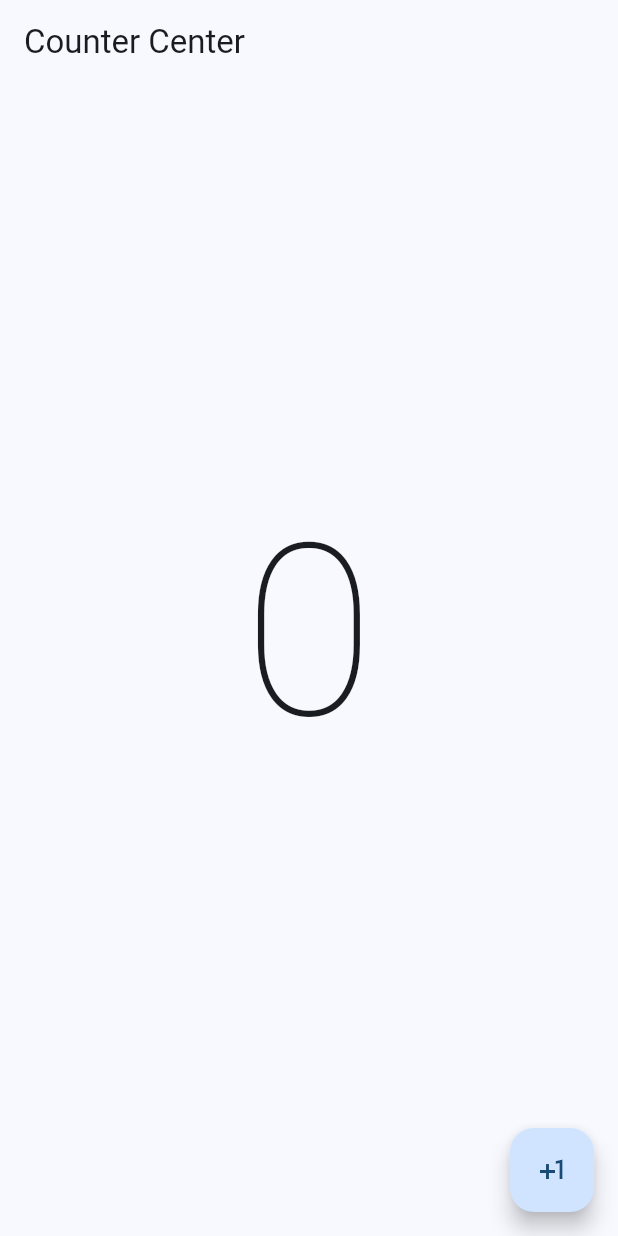
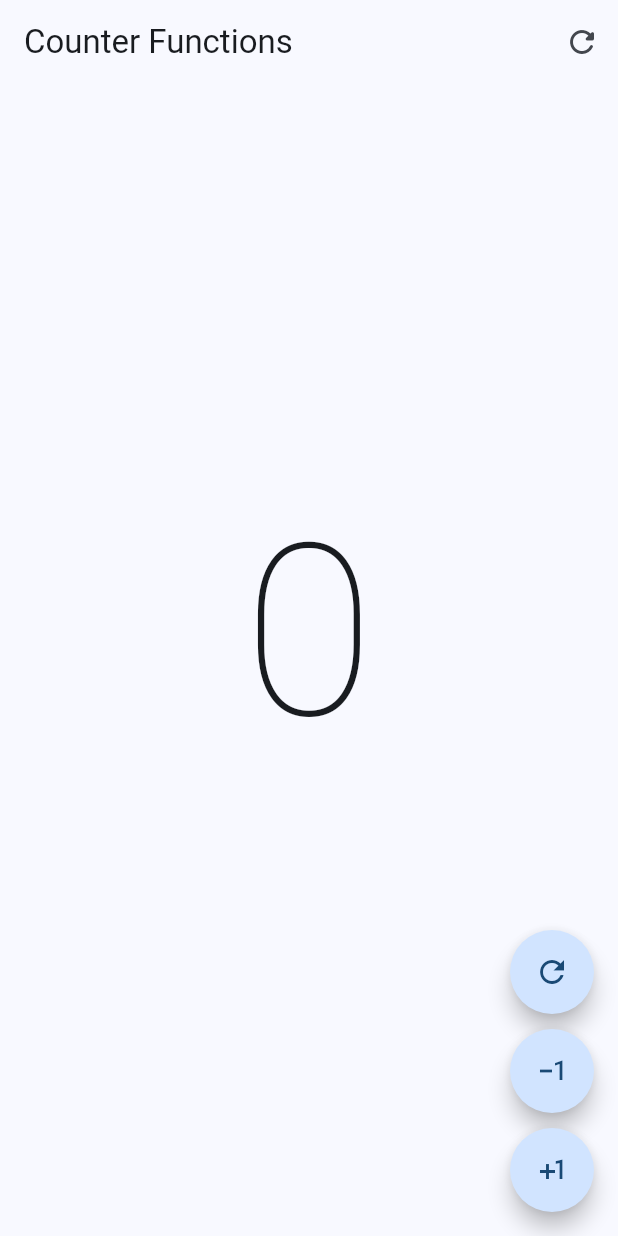
Before and after one commit to beginoffile/demoflutter, a Flutter app: the screen it shows after launch, on a phone screen of 412 x 824 dp. Run offline on Flutter 3.47's test engine with Material 2 defaults, Android fonts, the phone set to English and light mode, and no system bars.

Commit message:
finished app

```diff
--- a/lib/main.dart
+++ b/lib/main.dart
@@ -1,8 +1,9 @@
-import 'package:demoflutter/presentation/screens/counter/counter_screen.dart';
+import 'package:demoflutter/presentation/screens/counter/counter_functions_screen.dart';
+// import 'package:demoflutter/presentation/screens/counter/counter_screen.dart';
 import 'package:flutter/material.dart';
 
 void main() {
-  runApp(MyApp());
+  runApp(const MyApp());
 }
 
 class MyApp extends StatelessWidget {
@@ -10,10 +11,9 @@ class MyApp extends StatelessWidget {
 
   @override
   Widget build(BuildContext context) {
-    // TODO: implement build
     return MaterialApp(
         debugShowCheckedModeBanner: false,
         theme: ThemeData(useMaterial3: true, colorSchemeSeed: Colors.blue),
-        home: const CounterScreen());
+        home: const CounterFunctionsScreen());
   }
 }
--- a/lib/presentation/screens/counter/counter_functions_screen.dart
+++ b/lib/presentation/screens/counter/counter_functions_screen.dart
@@ -0,0 +1,85 @@
+import 'package:flutter/material.dart';
+
+class CounterFunctionsScreen extends StatefulWidget {
+  const CounterFunctionsScreen({super.key});
+
+  @override
+  State<CounterFunctionsScreen> createState() => _CounterFunctionsScreenState();
+}
+
+class _CounterFunctionsScreenState extends State<CounterFunctionsScreen> {
+  int clickCounter = 0;
+  String sMensaje = '';
+
+  @override
+  Widget build(BuildContext context) {
+    return Scaffold(
+        appBar: AppBar(
+          title: const Text('Counter Functions'),
+          actions: [
+            IconButton(
+              icon: const Icon(Icons.refresh_rounded),
+              onPressed: () {
+                setState(() {
+                  clickCounter = 0;
+                });
+              },
+            ),
+          ],
+        ),
+        body: Center(
+            child: Column(
+          mainAxisAlignment: MainAxisAlignment.center,
+          children: [
+            Text('$clickCounter',
+                style: const TextStyle(
+                    fontSize: 160, fontWeight: FontWeight.w100)),
+            Text(sMensaje, style: const TextStyle(fontSize: 25)),
+          ],
+        )),
+        floatingActionButton: Column(
+          mainAxisAlignment: MainAxisAlignment.end,
+          children: [
+            CustomButton(
+              icon: Icons.refresh_outlined,
+              onPressed: () {
+                setState(() {
+                  clickCounter = 0;
+                });
+              },
+            ),
+            const SizedBox(height: 10),
+            CustomButton(
+                icon: Icons.exposure_minus_1,
+                onPressed: () => setState(() {
+                      if (clickCounter == 0) return;
+                      clickCounter--;
+                    })),
+            const SizedBox(height: 10),
+            CustomButton(
+              icon: Icons.plus_one,
+              onPressed: () => setState(() {
+                clickCounter++;
+              }),
+            ),
+          ],
+        ));
+  }
+}
+
+class CustomButton extends StatelessWidget {
+  final IconData icon;
+  final VoidCallback? onPressed;
+
+  const CustomButton({super.key, required this.icon, this.onPressed});
+
+  @override
+  Widget build(BuildContext context) {
+    return FloatingActionButton(
+      enableFeedback: true,
+      shape: const StadiumBorder(),
+      onPressed: onPressed,
+      child: Icon(icon),
+    );
+  }
+}
```
